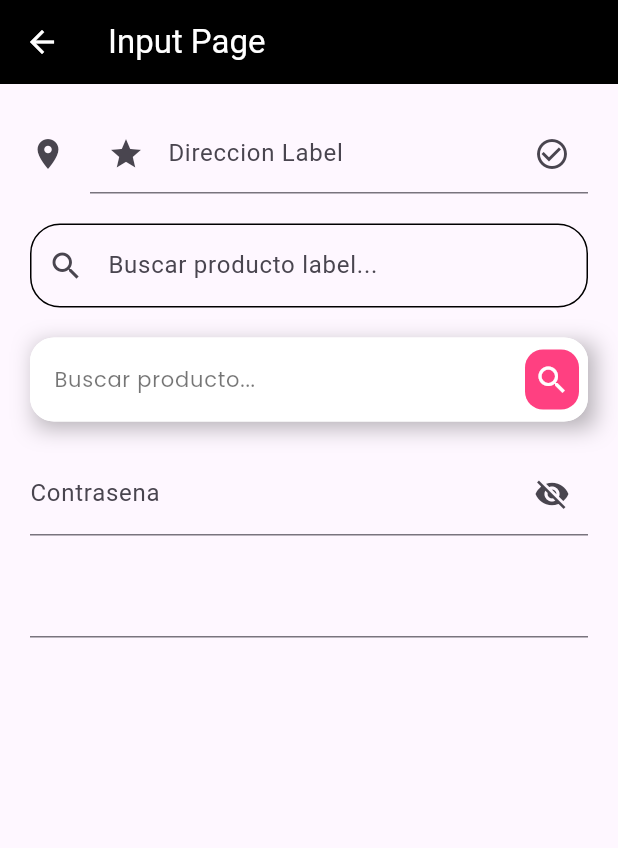
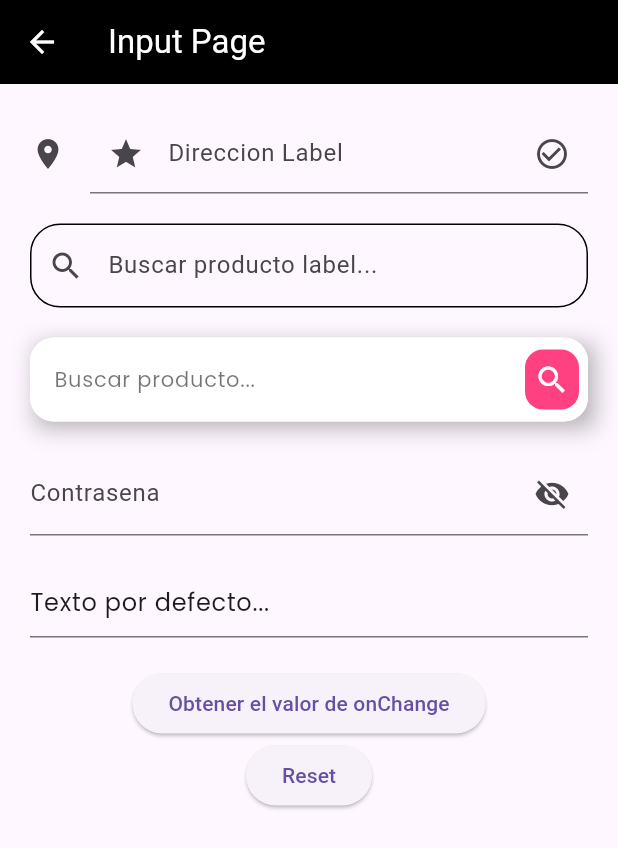
Before and after one commit to KeingCasabona/Tecsup-semana6-flutter_codigo_components, a Flutter app: the InputPage screen opened directly, on a phone screen of 412 x 824 dp. Shown: the top 848 px of the screen. Run offline on Flutter 3.47's test engine with Material 3 defaults, Android fonts, the phone set to English and light mode, and no system bars; our stand-ins replace google_fonts; network calls fail.

Commit message:
feat: Add TextEditingController

```diff
--- a/lib/pages/input_page.dart
+++ b/lib/pages/input_page.dart
@@ -14,6 +14,10 @@ class InputPage extends StatefulWidget {
 
 class _InputPageState extends State<InputPage> {
   bool isInvisible = true;
+  String textGeneral = '';
+  final TextEditingController _myController =
+      TextEditingController(text: 'Texto por defecto...');
+  //final TextEditingController _myController = TextEditingController();
 
   @override
   Widget build(BuildContext context) {
@@ -147,9 +151,9 @@ class _InputPageState extends State<InputPage> {
               style: GoogleFonts.poppins(),
               onTap: () {},
               onChanged: (value) {
-                print(value);
+                textGeneral = value;
               },
-              maxLength: 8,
+              //maxLength: 8,
               decoration: InputDecoration(
                 counterText: '',
               ),
@@ -159,6 +163,21 @@ class _InputPageState extends State<InputPage> {
               onSubmitted: (value) {
                 print(value);
               },
+              controller: _myController,
+            ),
+            SizedBox(height: 20),
+            ElevatedButton(
+              child: Text('Obtener el valor de onChange'),
+              onPressed: () {
+                print(_myController.text);
+              },
+            ),
+            ElevatedButton(
+              child: Text('Reset'),
+              onPressed: () {
+                //_myController.text = '';
+                _myController.clear();
+              },
             ),
           ],
         ),
```
